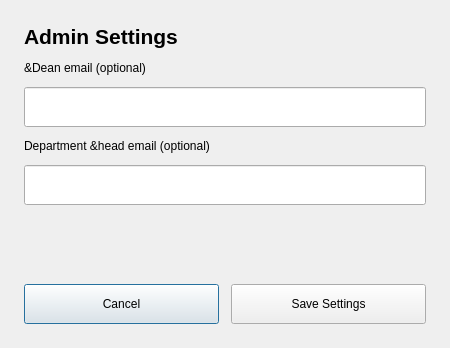
PPAS-Rashmika/SYNCLAB-Centralized-Workshop-Laboratory-Allocation-Platform, file ui/forms/adminsettingsdialog.ui: the form before one commit.
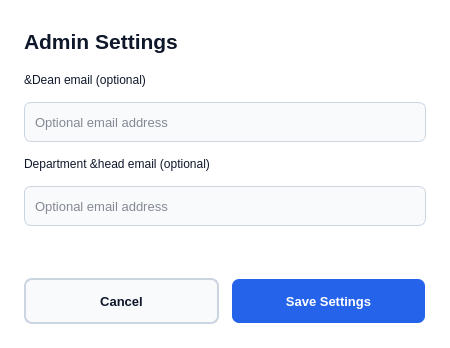
The form after the commit.

```diff
--- a/ui/forms/adminsettingsdialog.ui
+++ b/ui/forms/adminsettingsdialog.ui
@@ -10,24 +10,15 @@
     <height>348</height>
    </rect>
   </property>
-  <layout class="QVBoxLayout" name="verticalLayout">
-   <property name="spacing">
-    <number>12</number>
-   </property>
-   <property name="leftMargin">
-    <number>24</number>
-   </property>
-   <property name="topMargin">
-    <number>24</number>
-   </property>
-   <property name="rightMargin">
-    <number>24</number>
-   </property>
-   <property name="bottomMargin">
-    <number>24</number>
-   </property>
-   <item>
     <widget class="QLabel" name="titleLbl">
+   <property name="geometry">
+    <rect>
+     <x>24</x>
+     <y>24</y>
+     <width>402</width>
+     <height>34</height>
+    </rect>
+   </property>
      <property name="wordWrap">
       <bool>true</bool>
      </property>
@@ -44,9 +35,15 @@
       <string>Admin Settings</string>
      </property>
     </widget>
-   </item>
-   <item>
     <widget class="QLabel" name="lbl1">
+   <property name="geometry">
+    <rect>
+     <x>24</x>
+     <y>70</y>
+     <width>402</width>
+     <height>20</height>
+    </rect>
+   </property>
      <property name="wordWrap">
       <bool>true</bool>
      </property>
@@ -57,19 +54,39 @@
       <string>&amp;Dean email (optional)</string>
      </property>
     </widget>
-   </item>
-   <item>
     <widget class="QLineEdit" name="deanEmailInput">
+   <property name="placeholderText">
+    <string>Optional email address</string>
+   </property>
+   <property name="geometry">
+    <rect>
+     <x>24</x>
+     <y>102</y>
+     <width>402</width>
+     <height>40</height>
+    </rect>
+   </property>
      <property name="minimumSize">
       <size>
        <width>0</width>
        <height>40</height>
       </size>
      </property>
-    </widget>
-   </item>
-   <item>
+   <property name="font">
+    <font>
+     <pointsize>10</pointsize>
+    </font>
+   </property>
+  </widget>
     <widget class="QLabel" name="lbl2">
+   <property name="geometry">
+    <rect>
+     <x>24</x>
+     <y>154</y>
+     <width>402</width>
+     <height>20</height>
+    </rect>
+   </property>
      <property name="wordWrap">
       <bool>true</bool>
      </property>
@@ -80,34 +97,39 @@
       <string>Department &amp;head email (optional)</string>
      </property>
     </widget>
-   </item>
-   <item>
     <widget class="QLineEdit" name="depHeadEmailInput">
+   <property name="placeholderText">
+    <string>Optional email address</string>
+   </property>
+   <property name="geometry">
+    <rect>
+     <x>24</x>
+     <y>186</y>
+     <width>402</width>
+     <height>40</height>
+    </rect>
+   </property>
      <property name="minimumSize">
       <size>
        <width>0</width>
        <height>40</height>
       </size>
      </property>
-    </widget>
-   </item>
-   <item>
-    <spacer name="verticalSpacer">
-     <property name="orientation">
-      <enum>Qt::Orientation::Vertical</enum>
-     </property>
-     <property name="sizeHint" stdset="0">
-      <size>
-       <width>0</width>
-       <height>0</height>
-      </size>
-     </property>
-    </spacer>
-   </item>
-   <item>
-    <layout class="QHBoxLayout" name="horizontalLayout">
-     <item>
+   <property name="font">
+    <font>
+     <pointsize>10</pointsize>
+    </font>
+   </property>
+  </widget>
       <widget class="QPushButton" name="cancelBtn">
+   <property name="geometry">
+    <rect>
+     <x>24</x>
+     <y>278</y>
+     <width>195</width>
+     <height>46</height>
+    </rect>
+   </property>
        <property name="minimumSize">
         <size>
          <width>120</width>
@@ -117,10 +139,25 @@
        <property name="text">
         <string>Cancel</string>
        </property>
-      </widget>
-     </item>
-     <item>
+   <property name="cursor">
+    <cursorShape>PointingHandCursor</cursorShape>
+   </property>
+   <property name="font">
+    <font>
+     <pointsize>10</pointsize>
+     <bold>true</bold>
+    </font>
+   </property>
+  </widget>
       <widget class="QPushButton" name="saveBtn">
+   <property name="geometry">
+    <rect>
+     <x>231</x>
+     <y>278</y>
+     <width>195</width>
+     <height>46</height>
+    </rect>
+   </property>
        <property name="minimumSize">
         <size>
          <width>120</width>
@@ -130,11 +167,42 @@
        <property name="text">
         <string>Save Settings</string>
        </property>
-      </widget>
-     </item>
-    </layout>
-   </item>
-  </layout>
+   <property name="cursor">
+    <cursorShape>PointingHandCursor</cursorShape>
+   </property>
+   <property name="font">
+    <font>
+     <pointsize>10</pointsize>
+     <bold>true</bold>
+    </font>
+   </property>
+  </widget>
+  <property name="styleSheet">
+   <string notr="true">QDialog { background-color: #FFFFFF; color: #0F172A; }
+QLabel { color: #0F172A; background: transparent; }
+QLineEdit, QComboBox { background-color: #F8FAFC; color: #0F172A; border: 1px solid #CBD5E1; border-radius: 7px; padding: 8px; }
+QLineEdit:focus, QComboBox:focus { border: 1px solid #2563EB; }
+QComboBox QAbstractItemView { background-color: #F8FAFC; color: #0F172A; selection-background-color: #2563EB; selection-color: white; border: 1px solid #CBD5E1; }
+QPushButton { background-color: #2563EB; color: white; border: 2px solid transparent; border-radius: 8px; padding: 2px 14px; }
+QPushButton:focus, QPushButton:default { border-color: #0F172A; }
+QPushButton:hover { border-color: #CBD5E1; }
+QPushButton:disabled { background-color: #CBD5E1; color: #0F172A; }
+QPushButton#cancelBtn, QPushButton#closeBtn { background-color: #F8FAFC; color: #0F172A; border-color: #CBD5E1; }
+QGroupBox { color: #0F172A; border: 1px solid #CBD5E1; border-radius: 8px; margin-top: 16px; padding-top: 10px; }
+QGroupBox::title { subcontrol-origin: margin; left: 12px; padding: 0 4px; }</string>
+  </property>
+  <property name="font">
+   <font>
+    <family>Segoe UI</family>
+    <pointsize>10</pointsize>
+   </font>
+  </property>
+  <property name="minimumSize">
+   <size>
+    <width>450</width>
+    <height>348</height>
+   </size>
+  </property>
  </widget>
  <resources />
  <connections />
```
Left out of the diff: 5 changed lines with no effect on the pictures. Lines whose indentation alone changed are shown as unchanged.
